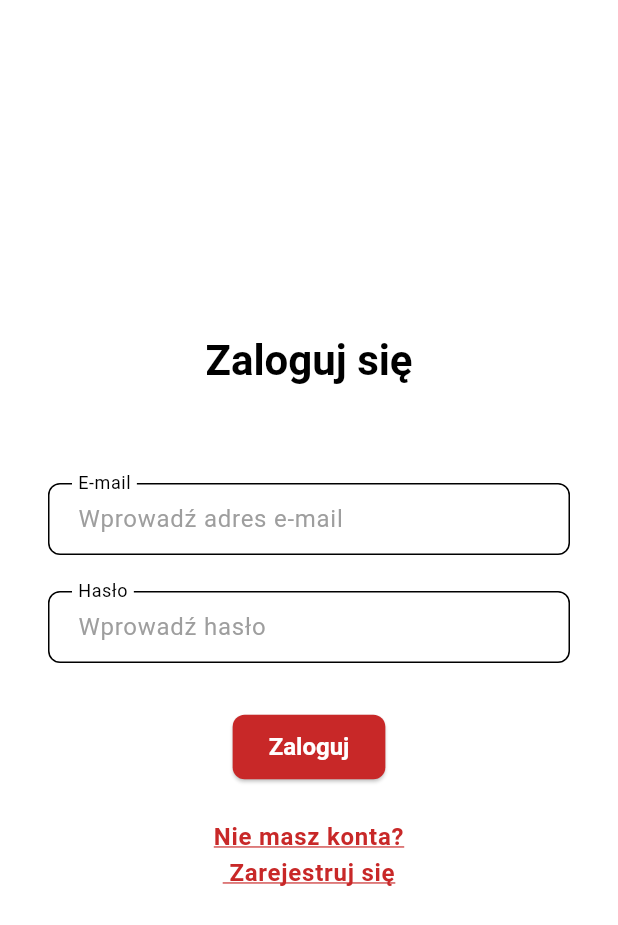
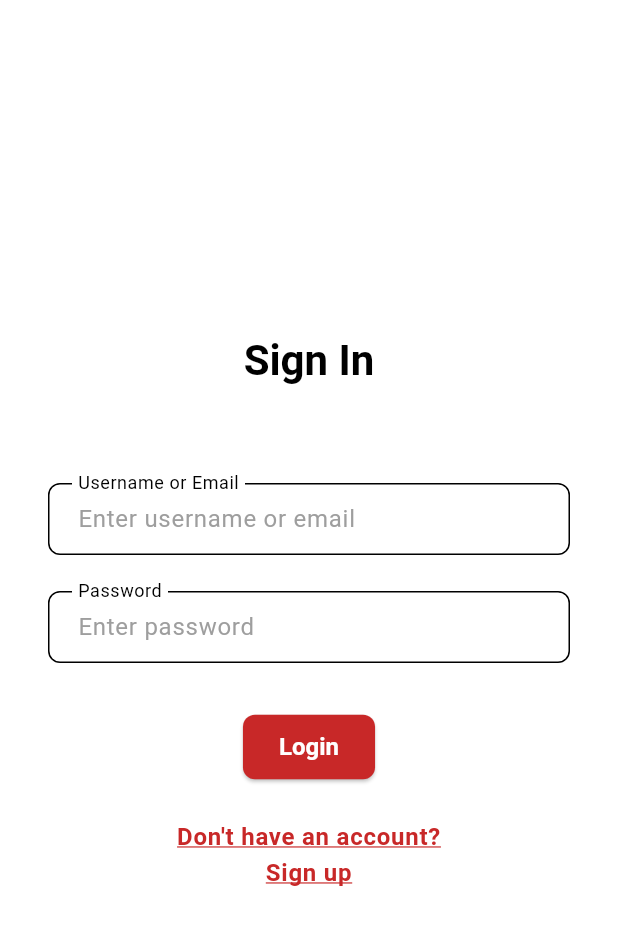
Before and after one commit to feen1e/recipe-app-mobile, a Flutter app: the screen it shows after launch, on a phone screen of 412 x 824 dp. Shown: the top 925 px of the screen. Run offline on Flutter 3.47's test engine with Material 3 defaults, Android fonts, the phone set to English and light mode, and no system bars; our stand-ins replace cached_network_image, dio, flutter_form_builder, flutter_riverpod, flutter_secure_storage, freezed_annotation and 3 more; missing offline and left inert: form_builder_image_picker; generated files the repository leaves out were written again; network calls fail.

Commit message:
feat: added missing localization, improved the view of collection creating/editing

```diff
--- a/lib/features/auth/presentation/pages/login_page.dart
+++ b/lib/features/auth/presentation/pages/login_page.dart
@@ -3,6 +3,7 @@ import "package:flutter_riverpod/flutter_riverpod.dart";
 import "package:go_router/go_router.dart";
 
 import "../../../../core/constants/routes.dart";
+import "../../../../l10n/app_localizations.dart";
 import "../../data/models/auth_state.dart";
 import "../providers/auth_provider.dart";
 
@@ -11,7 +12,7 @@ class LoginPage extends ConsumerWidget {
 
   @override
   Widget build(BuildContext context, WidgetRef ref) {
-    final emailController = TextEditingController();
+    final usernameOrEmailController = TextEditingController();
     final passwordController = TextEditingController();
 
     ref.listen<AuthState>(authNotifierProvider, (previous, next) {
@@ -20,7 +21,9 @@ class LoginPage extends ConsumerWidget {
           context.go(Routes.home);
         },
         error: (message) {
-          ScaffoldMessenger.of(context).showSnackBar(SnackBar(content: Text("Błąd logowania: $message")));
+          ScaffoldMessenger.of(
+            context,
+          ).showSnackBar(SnackBar(content: Text(AppLocalizations.of(context).loginError(message))));
         },
         orElse: () {},
       );
@@ -33,33 +36,39 @@ class LoginPage extends ConsumerWidget {
           child: Column(
             mainAxisSize: MainAxisSize.min,
             children: [
-              Text("Zaloguj się", style: Theme.of(context).textTheme.headlineMedium),
+              Text(AppLocalizations.of(context).loginTitle, style: Theme.of(context).textTheme.headlineMedium),
               const SizedBox(height: 64),
               TextField(
-                controller: emailController,
-                decoration: const InputDecoration(labelText: "E-mail", hintText: "Wprowadź adres e-mail"),
+                controller: usernameOrEmailController,
+                decoration: InputDecoration(
+                  labelText: AppLocalizations.of(context).usernameOrEmail,
+                  hintText: AppLocalizations.of(context).enterUsernameOrEmail,
+                ),
               ),
               const SizedBox(height: 24),
               TextField(
                 controller: passwordController,
-                decoration: const InputDecoration(labelText: "Hasło", hintText: "Wprowadź hasło"),
+                decoration: InputDecoration(
+                  labelText: AppLocalizations.of(context).password,
+                  hintText: AppLocalizations.of(context).enterPassword,
+                ),
                 obscureText: true,
               ),
               const SizedBox(height: 32),
               ElevatedButton(
                 onPressed: () async {
-                  final email = emailController.text.trim();
+                  final usernameOrEmail = usernameOrEmailController.text.trim();
                   final password = passwordController.text.trim();
-                  if (email.isNotEmpty && password.isNotEmpty) {
+                  if (usernameOrEmail.isNotEmpty && password.isNotEmpty) {
                     final authNotifier = ref.read(authNotifierProvider.notifier);
-                    await authNotifier.login(email, password);
+                    await authNotifier.login(usernameOrEmail, password);
                   } else {
                     ScaffoldMessenger.of(
                       context,
-                    ).showSnackBar(const SnackBar(content: Text("Wypełnij wszystkie pola")));
+                    ).showSnackBar(SnackBar(content: Text(AppLocalizations.of(context).fillAllFields)));
                   }
                 },
-                child: const Text("Zaloguj"),
+                child: Text(AppLocalizations.of(context).login),
               ),
               const SizedBox(height: 16),
               TextButton(
@@ -67,7 +76,7 @@ class LoginPage extends ConsumerWidget {
                   context.go(Routes.register);
                 },
                 child: Text(
-                  "Nie masz konta?\n Zarejestruj się",
+                  AppLocalizations.of(context).dontHaveAccount,
                   textAlign: TextAlign.center,
                   style: Theme.of(context).textTheme.bodyLarge?.copyWith(
                     color: Theme.of(context).colorScheme.primary,
--- a/lib/features/auth/presentation/pages/register_page.dart
+++ b/lib/features/auth/presentation/pages/register_page.dart
@@ -3,6 +3,7 @@ import "package:flutter_riverpod/flutter_riverpod.dart";
 import "package:go_router/go_router.dart";
 
 import "../../../../core/constants/routes.dart";
+import "../../../../l10n/app_localizations.dart";
 import "../../data/models/auth_state.dart";
 import "../providers/auth_provider.dart";
 
@@ -24,7 +25,9 @@ class RegisterPage extends ConsumerWidget {
           context.go(Routes.home);
         },
         error: (message) {
-          ScaffoldMessenger.of(context).showSnackBar(SnackBar(content: Text("Błąd rejestracji: $message")));
+          ScaffoldMessenger.of(
+            context,
+          ).showSnackBar(SnackBar(content: Text(AppLocalizations.of(context).registerError(message))));
         },
         orElse: () {},
       );
@@ -37,30 +40,39 @@ class RegisterPage extends ConsumerWidget {
           child: Column(
             mainAxisSize: MainAxisSize.min,
             children: [
-              Text("Zarejestruj się", style: Theme.of(context).textTheme.headlineMedium),
+              Text(AppLocalizations.of(context).registerTitle, style: Theme.of(context).textTheme.headlineMedium),
               const SizedBox(height: 64),
               TextField(
                 controller: usernameController,
-                decoration: const InputDecoration(
-                  labelText: "Nazwa użytkownika",
-                  hintText: "Wprowadź nazwę użytkownika",
+                decoration: InputDecoration(
+                  labelText: AppLocalizations.of(context).username,
+                  hintText: AppLocalizations.of(context).username,
                 ),
               ),
               const SizedBox(height: 24),
               TextField(
                 controller: emailController,
-                decoration: const InputDecoration(labelText: "E-mail", hintText: "Wprowadź adres e-mail"),
+                decoration: InputDecoration(
+                  labelText: AppLocalizations.of(context).email,
+                  hintText: AppLocalizations.of(context).enterEmail,
+                ),
               ),
               const SizedBox(height: 24),
               TextField(
                 controller: passwordController,
-                decoration: const InputDecoration(labelText: "Hasło", hintText: "Wprowadź hasło"),
+                decoration: InputDecoration(
+                  labelText: AppLocalizations.of(context).password,
+                  hintText: AppLocalizations.of(context).enterPassword,
+                ),
                 obscureText: true,
               ),
               const SizedBox(height: 24),
               TextField(
                 controller: confirmPasswordController,
-                decoration: const InputDecoration(labelText: "Potwierdź hasło", hintText: "Potwierdź hasło"),
+                decoration: InputDecoration(
+                  labelText: AppLocalizations.of(context).confirmPassword,
+                  hintText: AppLocalizations.of(context).confirmPasswordHint,
+                ),
                 obscureText: true,
               ),
               const SizedBox(height: 32),
@@ -71,27 +83,29 @@ class RegisterPage extends ConsumerWidget {
                   final password = passwordController.text.trim();
                   final confirmPassword = confirmPasswordController.text.trim();
 
-                  if (email.isNotEmpty && password.isNotEmpty && confirmPassword.isNotEmpty) {
+                  if (username.isNotEmpty && email.isNotEmpty && password.isNotEmpty && confirmPassword.isNotEmpty) {
                     if (password == confirmPassword) {
                       await authNotifier.register(username, email, password);
                     } else {
-                      ScaffoldMessenger.of(context).showSnackBar(const SnackBar(content: Text("Hasła się różnią")));
+                      ScaffoldMessenger.of(
+                        context,
+                      ).showSnackBar(SnackBar(content: Text(AppLocalizations.of(context).passwordsDoNotMatch)));
                     }
                   } else {
                     ScaffoldMessenger.of(
                       context,
-                    ).showSnackBar(const SnackBar(content: Text("Wypełnij wszystkie pola")));
+                    ).showSnackBar(SnackBar(content: Text(AppLocalizations.of(context).fillAllFields)));
                   }
                 },
-                child: const Text("Zarejestruj"),
+                child: Text(AppLocalizations.of(context).register),
               ),
               const SizedBox(height: 16),
               TextButton(
                 onPressed: () {
-                  context.go("/login");
+                  context.go(Routes.login);
                 },
                 child: Text(
-                  "Masz już konto?\nZaloguj się",
+                  AppLocalizations.of(context).alreadyHaveAccount,
                   textAlign: TextAlign.center,
                   style: Theme.of(context).textTheme.bodyLarge?.copyWith(
                     color: Theme.of(context).colorScheme.primary,
--- a/lib/features/recipe_details/presentation/pages/recipe_details_page.dart
+++ b/lib/features/recipe_details/presentation/pages/recipe_details_page.dart
@@ -204,6 +204,7 @@ class RecipeDetailsPage extends ConsumerWidget {
                     child: Text("${entry.key + 1}. ${entry.value}"),
                   ),
                 ),
+                const SizedBox(height: 40),
               ],
             ),
           ),
--- a/lib/l10n/app_en.arb
+++ b/lib/l10n/app_en.arb
@@ -111,9 +111,35 @@
   "switchLanguage": "Switch language",
   "english": "English",
   "polish": "Polski",
+  "login": "Login",
+  "register": "Register",
+  "loginTitle": "Sign In",
+  "registerTitle": "Sign Up",
+  "usernameOrEmail": "Username or Email",
+  "enterUsernameOrEmail": "Enter username or email",
+  "email": "Email",
+  "enterEmail": "Enter email address",
+  "password": "Password",
+  "enterPassword": "Enter password",
+  "confirmPassword": "Confirm Password",
+  "confirmPasswordHint": "Confirm your password",
+  "fillAllFields": "Please fill all fields",
+  "passwordsDoNotMatch": "Passwords do not match",
+  "loginError": "Login error: {error}",
+  "registerError": "Registration error: {error}",
+  "dontHaveAccount": "Don't have an account?\nSign up",
+  "alreadyHaveAccount": "Already have an account?\nSign in",
   "@greeting": {
     "description": "Greeting with a name parameter",
     "placeholders": { "name": {} }
+  },
+  "@loginError": {
+    "description": "Login error message with error parameter",
+    "placeholders": { "error": {} }
+  },
+  "@registerError": {
+    "description": "Registration error message with error parameter",
+    "placeholders": { "error": {} }
   },
   "@recipeAddedToCollection": {
     "description": "Message shown when recipe is added to collection",
--- a/lib/l10n/app_pl.arb
+++ b/lib/l10n/app_pl.arb
@@ -96,5 +96,23 @@
   "failedToRemoveRecipeFromCollection": "Nie udało się usunąć przepisu z kolekcji",
   "switchLanguage": "Zmień język",
   "english": "English",
-  "polish": "Polski"
+  "polish": "Polski",
+  "login": "Zaloguj",
+  "register": "Zarejestruj",
+  "loginTitle": "Zaloguj się",
+  "registerTitle": "Zarejestruj się",
+  "usernameOrEmail": "Nazwa użytkownika lub Email",
+  "enterUsernameOrEmail": "Wprowadź nazwę użytkownika lub email",
+  "email": "Email",
+  "enterEmail": "Wprowadź adres email",
+  "password": "Hasło",
+  "enterPassword": "Wprowadź hasło",
+  "confirmPassword": "Potwierdź hasło",
+  "confirmPasswordHint": "Potwierdź hasło",
+  "fillAllFields": "Wypełnij wszystkie pola",
+  "passwordsDoNotMatch": "Hasła się różnią",
+  "loginError": "Błąd logowania: {error}",
+  "registerError": "Błąd rejestracji: {error}",
+  "dontHaveAccount": "Nie masz konta?\nZarejestruj się",
+  "alreadyHaveAccount": "Masz już konto?\nZaloguj się"
 }
```
Also changed, not shown: lib/features/collections/presentation/pages/collection_create_page.dart (+5 -10 lines).
